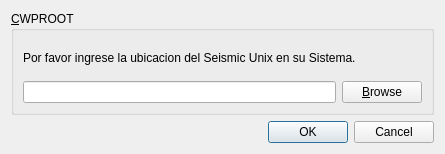
edvelezg/viper-sugui, file Dialogs/getenv.ui: the form before one commit.
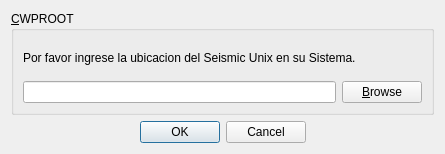
The form after the commit.

What changed in the file:
```diff
--- a/Dialogs/getenv.ui
+++ b/Dialogs/getenv.ui
@@ -13,14 +13,7 @@
    <string>Ubicacion del Seismic Unix</string>
   </property>
   <layout class="QGridLayout" name="gridLayout" >
-   <item row="4" column="0" >
-    <widget class="QDialogButtonBox" name="buttonBox" >
-     <property name="standardButtons" >
-      <set>QDialogButtonBox::Cancel|QDialogButtonBox::Ok</set>
-     </property>
-    </widget>
-   </item>
-   <item row="3" column="0" >
+   <item row="0" column="0" colspan="3" >
     <widget class="QGroupBox" name="groupBox_3" >
      <property name="title" >
       <string>&amp;CWPROOT</string>
@@ -63,6 +56,39 @@
      </layout>
     </widget>
    </item>
+   <item row="1" column="0" >
+    <spacer name="horizontalSpacer_2" >
+     <property name="orientation" >
+      <enum>Qt::Horizontal</enum>
+     </property>
+     <property name="sizeHint" stdset="0" >
+      <size>
+       <width>125</width>
+       <height>20</height>
+      </size>
+     </property>
+    </spacer>
+   </item>
+   <item row="1" column="1" >
+    <widget class="QDialogButtonBox" name="buttonBox" >
+     <property name="standardButtons" >
+      <set>QDialogButtonBox::Cancel|QDialogButtonBox::Ok</set>
+     </property>
+    </widget>
+   </item>
+   <item row="1" column="2" >
+    <spacer name="horizontalSpacer" >
+     <property name="orientation" >
+      <enum>Qt::Horizontal</enum>
+     </property>
+     <property name="sizeHint" stdset="0" >
+      <size>
+       <width>124</width>
+       <height>20</height>
+      </size>
+     </property>
+    </spacer>
+   </item>
   </layout>
  </widget>
  <resources/>
```
